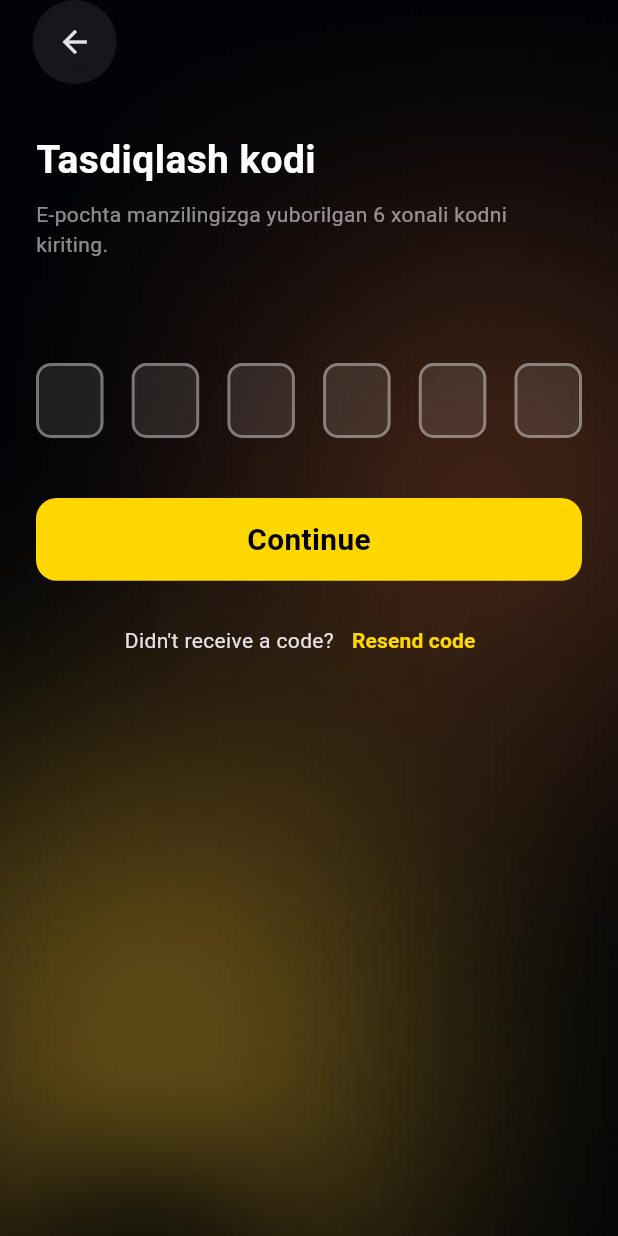
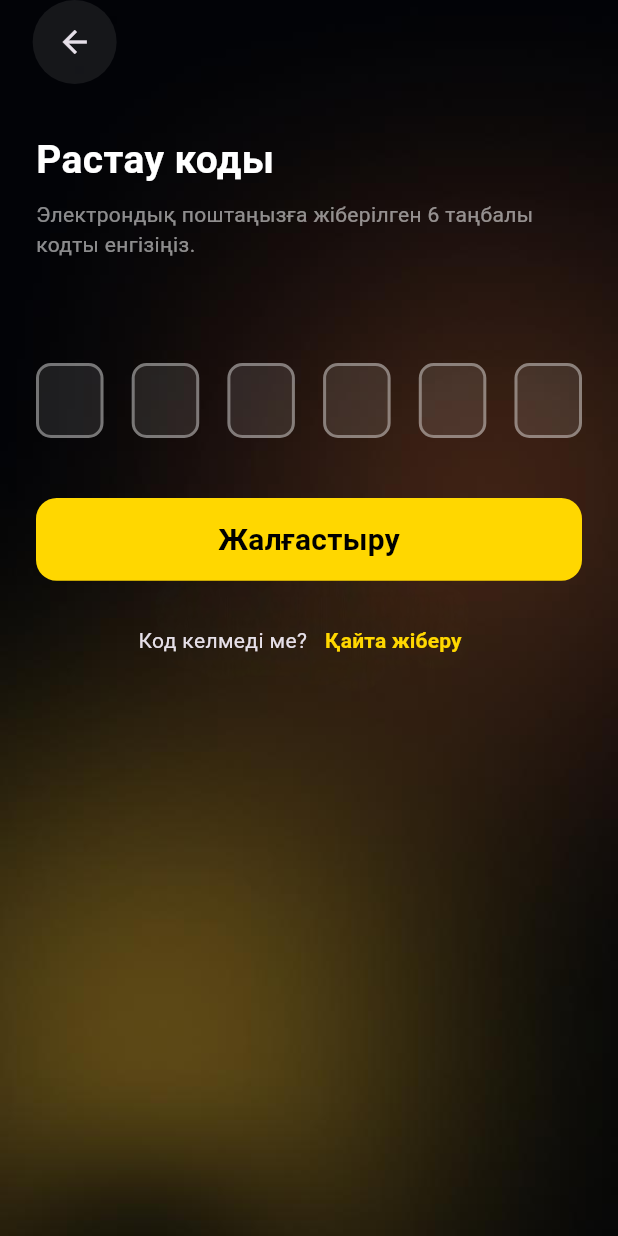
Before and after one commit to BilolShakur/Joy_bor, a Flutter app: the _OtpScreenBody screen opened directly with empty values, on a phone screen of 412 x 824 dp. Run offline on Flutter 3.47's test engine with Material 3 defaults, Android fonts, the phone set to English and light mode, and no system bars; drawn by our look-alikes of pin_code_fields; our stand-ins replace dio, easy_localization, firebase_core, flutter_bloc, flutter_local_notifications, flutter_screenutil and 2 more; accounts and stored records are empty.

```diff
--- a/assets/translations/kk.json
+++ b/assets/translations/kk.json
@@ -69,9 +69,16 @@
   "czech": "Чех тілі",
   "danish": "Дания тілі",
   "filipino": "Филиппин тілі",
-    "signup_agree": "Тіркелу арқылы сіз келесі шарттармен келісесіз:",
+    "signup_agree": "Тіркелу арқылы сіз шарттармен келісесіз  ",
   "terms": "Шарттар",
-  "and": "және",
+  "and": "және  ",
   "conditions": "Пайдалану шарттары",
-  "sign_in_here": "Мұнда кіріңіз"
+  "sign_in_here": "Мұнда кіріңіз",
+  "otp_title": "Растау коды",
+  "otp_instruction": "Электрондық поштаңызға жіберілген 6 таңбалы кодты енгізіңіз.",
+  "otp_continue": "Жалғастыру",
+  "otp_invalid": "OTP-ны 6 таңбамен енгізіңіз.",
+  "otp_success": "✅ Тіркеу сәтті аяқталды!",
+  "otp_not_received": "Код келмеді ме?",
+  "otp_resend": "Қайта жіберу"
 }
--- a/assets/translations/ru.json
+++ b/assets/translations/ru.json
@@ -69,9 +69,18 @@
   "czech": "Чешский",
   "danish": "Датский",
   "filipino": "Филиппинский",
-   "signup_agree": "Регистрируясь, вы соглашаетесь с нашими",
+   "signup_agree": "Регистрируясь, вы соглашаетесь с нашими ",
   "terms": "Условиями",
-  "and": "и",
+  "and": "и ",
   "conditions": "Правилами использования",
-    "sign_in_here": "Войдите здесь"
+    "sign_in_here": "Войдите здесь",
+
+  "otp_title": "Код подтверждения",
+  "otp_instruction": "Введите 6-значный код, отправленный на вашу электронную почту.",
+  "otp_continue": "Продолжить",
+  "otp_invalid": "Пожалуйста, введите 6-значный код.",
+  "otp_success": "✅ Успешная регистрация!",
+  "otp_not_received": "Не получили код?",
+  "otp_resend": "Отправить код повторно"
+
 }
--- a/lib/features/auth/presentation/pages/otp_page.dart
+++ b/lib/features/auth/presentation/pages/otp_page.dart
@@ -1,3 +1,4 @@
+import 'package:easy_localization/easy_localization.dart';
 import 'package:flutter/material.dart';
 import 'package:flutter_screenutil/flutter_screenutil.dart';
 import 'package:joy_bor/core/constants/app_colors.dart';
@@ -29,11 +30,9 @@ class OtpScreen extends StatelessWidget {
               context,
             ).showSnackBar(SnackBar(content: Text(state.message)));
           } else if (state is OtpSuccess) {
-            ScaffoldMessenger.of(context).showSnackBar(
-              const SnackBar(
-                content: Text("✅ Ro‘yxatdan muvaffaqiyatli o‘tildi!"),
-              ),
-            );
+            ScaffoldMessenger.of(
+              context,
+            ).showSnackBar(SnackBar(content: Text("otp_success".tr())));
             Navigator.pushAndRemoveUntil(
               context,
               MaterialPageRoute(builder: (_) => HomePage()),
@@ -86,8 +85,8 @@ class _OtpScreenBodyState extends State<_OtpScreenBody> {
               child: Column(
                 crossAxisAlignment: CrossAxisAlignment.start,
                 children: [
-                  const Text(
-                    "Tasdiqlash kodi",
+                  Text(
+                    "otp_title".tr(),
                     style: TextStyle(
                       fontSize: 26,
                       color: Colors.white,
@@ -95,8 +94,8 @@ class _OtpScreenBodyState extends State<_OtpScreenBody> {
                     ),
                   ),
                   const SizedBox(height: 8),
-                  const Text(
-                    "E-pochta manzilingizga yuborilgan 6 xonali kodni kiriting.",
+                  Text(
+                    "otp_instruction".tr(),
                     style: TextStyle(color: Colors.white54),
                   ),
                   const SizedBox(height: 16),
@@ -130,14 +129,12 @@ class _OtpScreenBodyState extends State<_OtpScreenBody> {
 
                   const SizedBox(height: 24),
                   CustonButton(
-                    label: "Continue",
+                    label: "otp_continue".tr(),
 
                     onTap: () {
                       if (otpCode.length != 6) {
                         ScaffoldMessenger.of(context).showSnackBar(
-                          const SnackBar(
-                            content: Text("Iltimos, 6 xonali OTP kiriting."),
-                          ),
+                          SnackBar(content: Text("otp_invalid".tr())),
                         );
                         return;
                       }
@@ -153,7 +150,7 @@ class _OtpScreenBodyState extends State<_OtpScreenBody> {
                   Row(
                     mainAxisAlignment: MainAxisAlignment.center,
                     children: [
-                      Text("Didn't receive a code?"),
+                      Text("otp_not_received".tr()),
                       TextButton(
                         onPressed: () {
                           context.read<SignUpCubit>().signUp(
@@ -161,7 +158,7 @@ class _OtpScreenBodyState extends State<_OtpScreenBody> {
                           );
                         },
                         child: Text(
-                          "Resend code",
+                          "otp_resend".tr(),
                           style: TextStyle(
                             fontWeight: FontWeight.bold,
                             color: AppColors.yellow,
```
Also changed, not shown: assets/translations/en.json (+10 -3 lines), assets/translations/uz.json (+10 -3 lines), lib/features/auth/presentation/widgets/terms_text.dart (+5 -7 lines).
